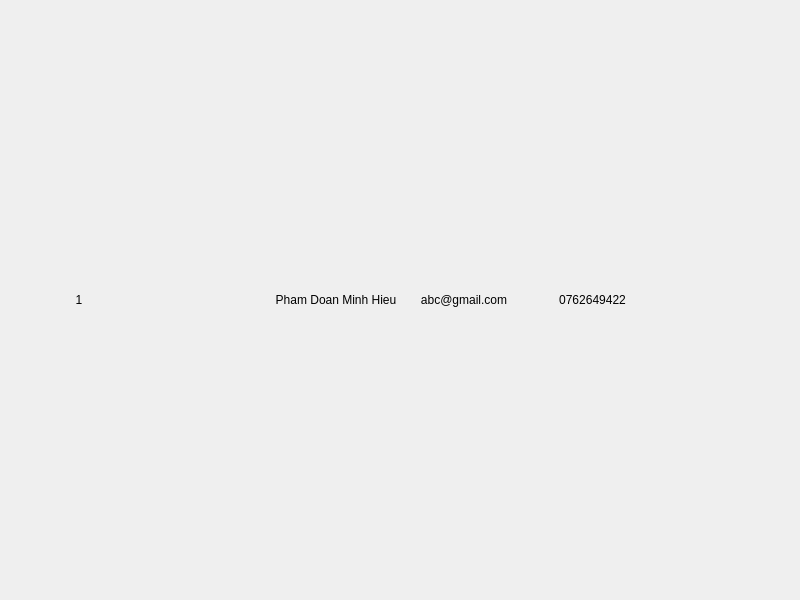
Qt form Client/View/row.ui (NegiKirin/PBL5) before a commit.
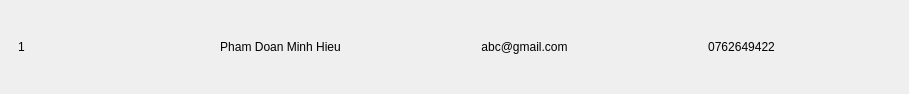
The same form after that commit. Icons and pictures are not drawn.

Patch:
```diff
--- a/Client/View/row.ui
+++ b/Client/View/row.ui
@@ -6,8 +6,8 @@
    <rect>
     <x>0</x>
     <y>0</y>
-    <width>800</width>
-    <height>600</height>
+    <width>909</width>
+    <height>94</height>
    </rect>
   </property>
   <property name="windowTitle">
@@ -28,8 +28,35 @@
          </property>
         </widget>
        </item>
+       <item>
+        <spacer name="horizontalSpacer">
+         <property name="orientation">
+          <enum>Qt::Horizontal</enum>
+         </property>
+         <property name="sizeType">
+          <enum>QSizePolicy::Fixed</enum>
+         </property>
+         <property name="sizeHint" stdset="0">
+          <size>
+           <width>40</width>
+           <height>20</height>
+          </size>
+         </property>
+        </spacer>
+       </item>
        <item>
         <widget class="QLabel" name="label__1">
+         <property name="maximumSize">
+          <size>
+           <width>54</width>
+           <height>50</height>
+          </size>
+         </property>
+         <property name="styleSheet">
+          <string notr="true">border-radius : 15px;
+margin-left: 2px;
+margin-left: 2px;</string>
+         </property>
          <property name="text">
           <string/>
          </property>
@@ -44,6 +71,19 @@
          </property>
         </widget>
        </item>
+       <item>
+        <spacer name="horizontalSpacer_5">
+         <property name="orientation">
+          <enum>Qt::Horizontal</enum>
+         </property>
+         <property name="sizeHint" stdset="0">
+          <size>
+           <width>40</width>
+           <height>20</height>
+          </size>
+         </property>
+        </spacer>
+       </item>
        <item>
         <widget class="QLabel" name="label__44">
          <property name="text">
@@ -54,6 +94,19 @@
          </property>
         </widget>
        </item>
+       <item>
+        <spacer name="horizontalSpacer_3">
+         <property name="orientation">
+          <enum>Qt::Horizontal</enum>
+         </property>
+         <property name="sizeHint" stdset="0">
+          <size>
+           <width>40</width>
+           <height>20</height>
+          </size>
+         </property>
+        </spacer>
+       </item>
        <item>
         <widget class="QLabel" name="label__2">
          <property name="text">
@@ -64,6 +117,19 @@
          </property>
         </widget>
        </item>
+       <item>
+        <spacer name="horizontalSpacer_4">
+         <property name="orientation">
+          <enum>Qt::Horizontal</enum>
+         </property>
+         <property name="sizeHint" stdset="0">
+          <size>
+           <width>40</width>
+           <height>20</height>
+          </size>
+         </property>
+        </spacer>
+       </item>
        <item>
         <widget class="QLabel" name="label__5">
          <property name="text">
@@ -74,6 +140,22 @@
          </property>
         </widget>
        </item>
+       <item>
+        <spacer name="horizontalSpacer_2">
+         <property name="orientation">
+          <enum>Qt::Horizontal</enum>
+         </property>
+         <property name="sizeType">
+          <enum>QSizePolicy::Fixed</enum>
+         </property>
+         <property name="sizeHint" stdset="0">
+          <size>
+           <width>50</width>
+           <height>20</height>
+          </size>
+         </property>
+        </spacer>
+       </item>
        <item>
         <widget class="QWidget" name="widget__2" native="true">
          <layout class="QHBoxLayout" name="horizontalLayout_2">
```
Left out of the diff: 2 changed lines with no effect on the pictures.
